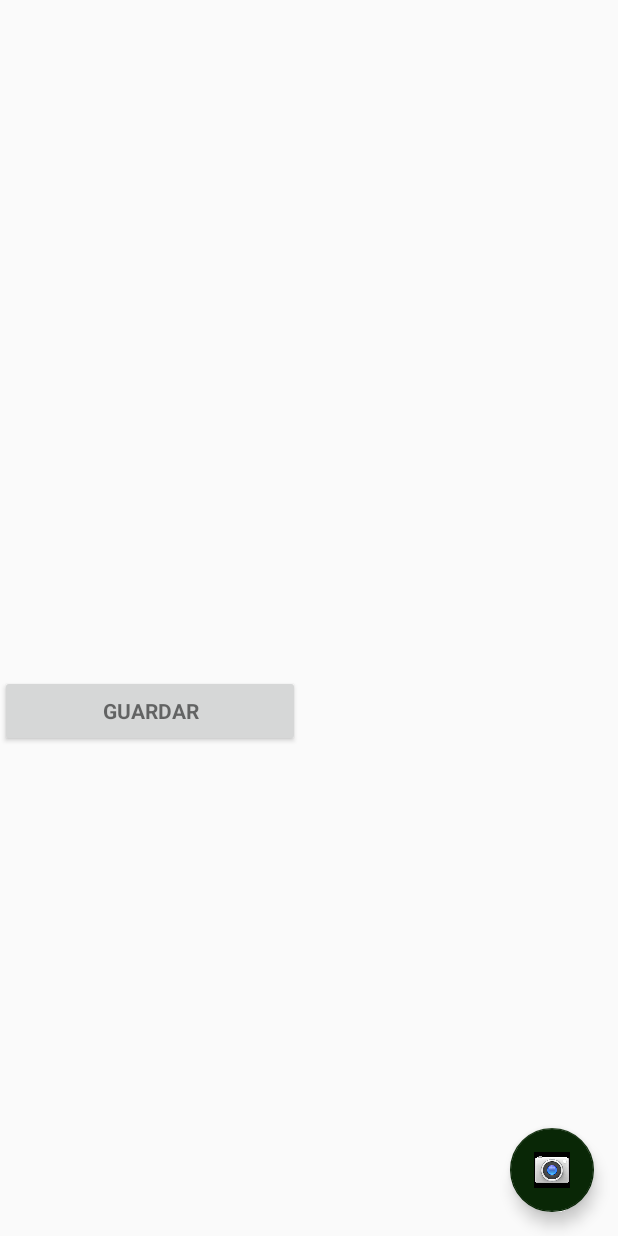
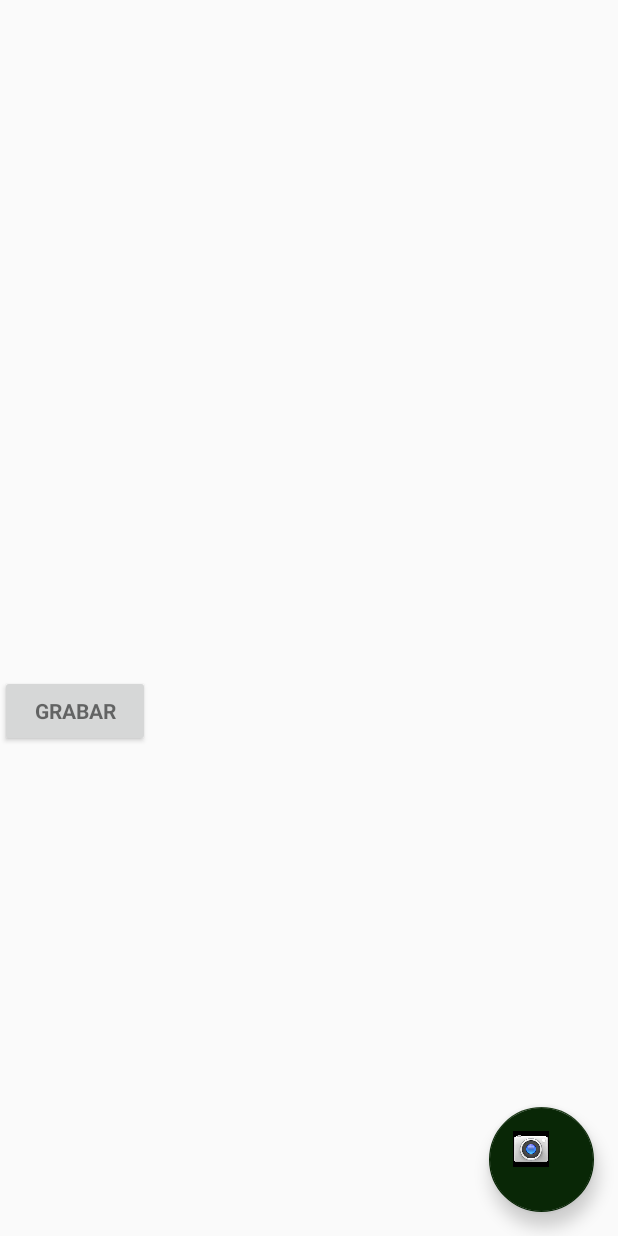
Before and after one commit to falvaradoag/ProyectoClaseAlumno, an Android app: the layout activity_images_recycler.xml on its own in the app's theme, with its tools: preview values and no code run, on a phone screen of 412 x 824 dp. Run offline under Robolectric (Android 15) with nearby library versions, the phone set to English and light mode, and no system bars.

Commit message:
Actualización

```diff
--- a/ProyectoFinalFausto/app/src/main/java/com/hame/proyectofinalfausto/ImagesActivity.java
+++ b/ProyectoFinalFausto/app/src/main/java/com/hame/proyectofinalfausto/ImagesActivity.java
@@ -78,6 +78,7 @@ public class ImagesActivity extends AppCompatActivity {
     }
 
 
+
     private void initComponents()
     {
         AlertDialog.Builder builder = new AlertDialog.Builder(this);
--- a/ProyectoFinalFausto/app/src/main/java/com/hame/proyectofinalfausto/IngresoClienteActivity.java
+++ b/ProyectoFinalFausto/app/src/main/java/com/hame/proyectofinalfausto/IngresoClienteActivity.java
@@ -145,7 +145,7 @@ public class IngresoClienteActivity extends AppCompatActivity implements OnMapRe
             // Show a progress spinner, and kick off a background task to
             // perform the user login attempt.
             showProgress(true);
-            Intent intent = new Intent(this, ImagesActivity.class);
+            Intent intent = new Intent(this, ImagesRecyclerActivity.class);
             startActivity(intent);
             finish();
         }
--- a/ProyectoFinalFausto/app/src/main/java/com/hame/proyectofinalfausto/LoginActivity.java
+++ b/ProyectoFinalFausto/app/src/main/java/com/hame/proyectofinalfausto/LoginActivity.java
@@ -119,12 +119,12 @@ public class LoginActivity extends AppCompatActivity {
 
     private boolean isUsrValid(String usr) {
         //TODO: Replace this with your own logic
-        return usr.contains("f");
+        return usr.contains("sys");
     }
 
     private boolean isPasswordValid(String password) {
         //TODO: Replace this with your own logic
-        return password.contains("1");
+        return password.contains("2017");
 //      return password.length() > 4;
     }
 
--- a/ProyectoFinalFausto/app/src/main/res/layout/activity_images_recycler.xml
+++ b/ProyectoFinalFausto/app/src/main/res/layout/activity_images_recycler.xml
@@ -18,31 +18,37 @@
 
     <android.support.design.widget.FloatingActionButton
         android:id="@+id/photo_button"
-        android:layout_width="68dp"
-        android:layout_height="wrap_content"
+        android:layout_width="70dp"
+        android:layout_height="match_parent"
         android:layout_gravity="bottom|end"
         android:layout_margin="@dimen/fab_margin"
         app:backgroundTint="?attr/actionModeSplitBackground"
         app:srcCompat="@drawable/camera" />
 
     <ImageView
+        android:id="@+id/captured_photo"
         android:layout_width="match_parent"
-        android:layout_height="wrap_content"
-        android:id="@+id/captured_photo"
+        android:layout_height="200dp"
+        android:layout_alignParentLeft="true"
+        android:layout_alignParentStart="true"
         android:layout_alignParentTop="true"
-        android:layout_alignParentLeft="true"
         android:contentDescription="@string/capture_desc"
-        android:layout_alignParentStart="true" />
+
+        android:padding="16dp" />
 
     <Button
         android:id="@+id/grabar_datos"
         style="?android:textAppearanceSmall"
-        android:layout_width="200dp"
+        android:layout_width="100dp"
         android:layout_height="wrap_content"
         android:layout_marginTop="450dp"
         android:onClick="ShowMessage"
-        android:text="Guardar"
-        android:layout_centerHorizontal="true"
+        android:text="@string/action_insert"
+        android:layout_centerHorizontal="false"
         android:textStyle="bold" />
 
+
+
+
+
 </android.support.design.widget.CoordinatorLayout>
```
Also changed, not shown: ProyectoFinalFausto/app/src/main/java/com/hame/proyectofinalfausto/MainActivityfa.java (+5 -5 lines).
